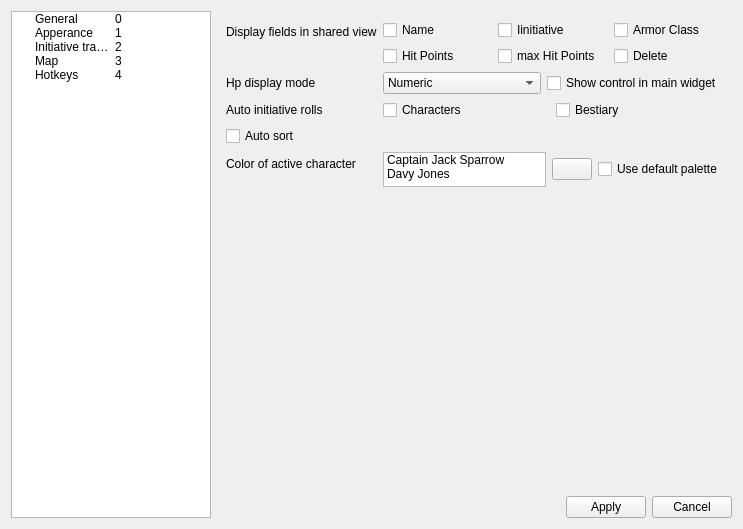
This is settingsdialog.ui in Technohamster-py/dm-assist as Qt 5 draws it before an edit. The edited form follows.
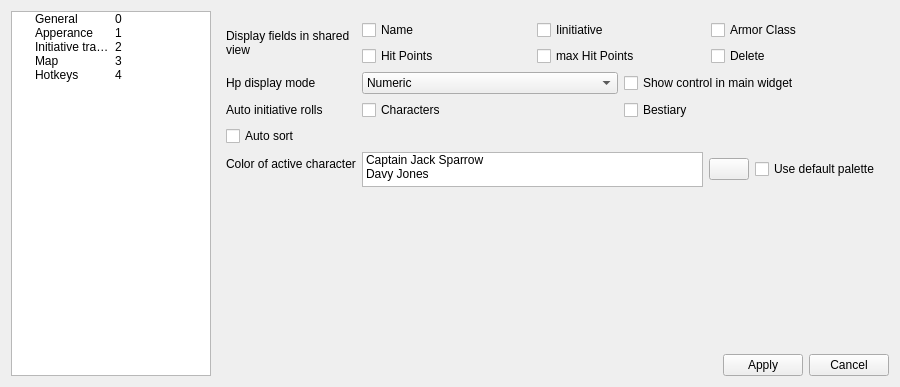
This is the edited form. The open tabs and pages were chosen to show the change. Icons and pictures are not drawn.

Commit message: Поправлена верстка окна настроек

```diff
--- a/settingsdialog.ui
+++ b/settingsdialog.ui
@@ -9,13 +9,13 @@
    <rect>
     <x>0</x>
     <y>0</y>
-    <width>743</width>
-    <height>529</height>
+    <width>900</width>
+    <height>387</height>
    </rect>
   </property>
   <property name="minimumSize">
    <size>
-    <width>500</width>
+    <width>900</width>
     <height>200</height>
    </size>
   </property>
@@ -42,7 +42,7 @@
      </property>
      <property name="maximumSize">
       <size>
-       <width>300</width>
+       <width>200</width>
        <height>16777215</height>
       </size>
      </property>
@@ -288,6 +288,9 @@
            <property name="text">
             <string>Display fields in shared view</string>
            </property>
+           <property name="wordWrap">
+            <bool>true</bool>
+           </property>
           </widget>
          </item>
          <item row="0" column="1">
```
Left out of the diff: 4 changed lines with no effect on the pictures. The commit also changes 3 other files.
